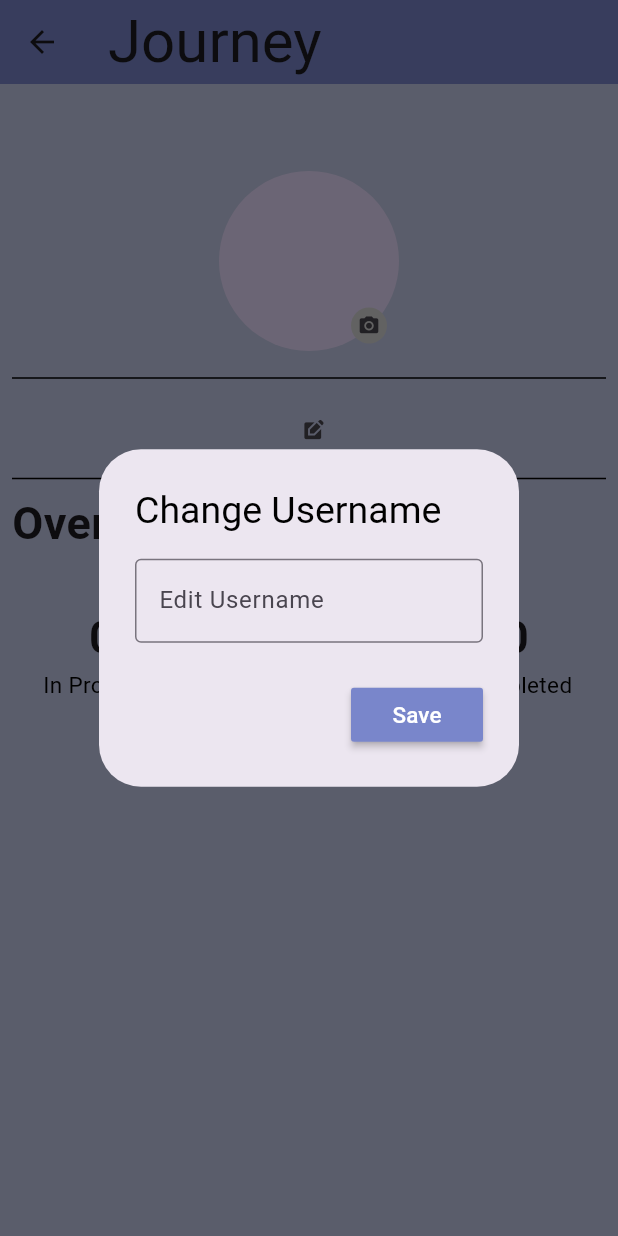
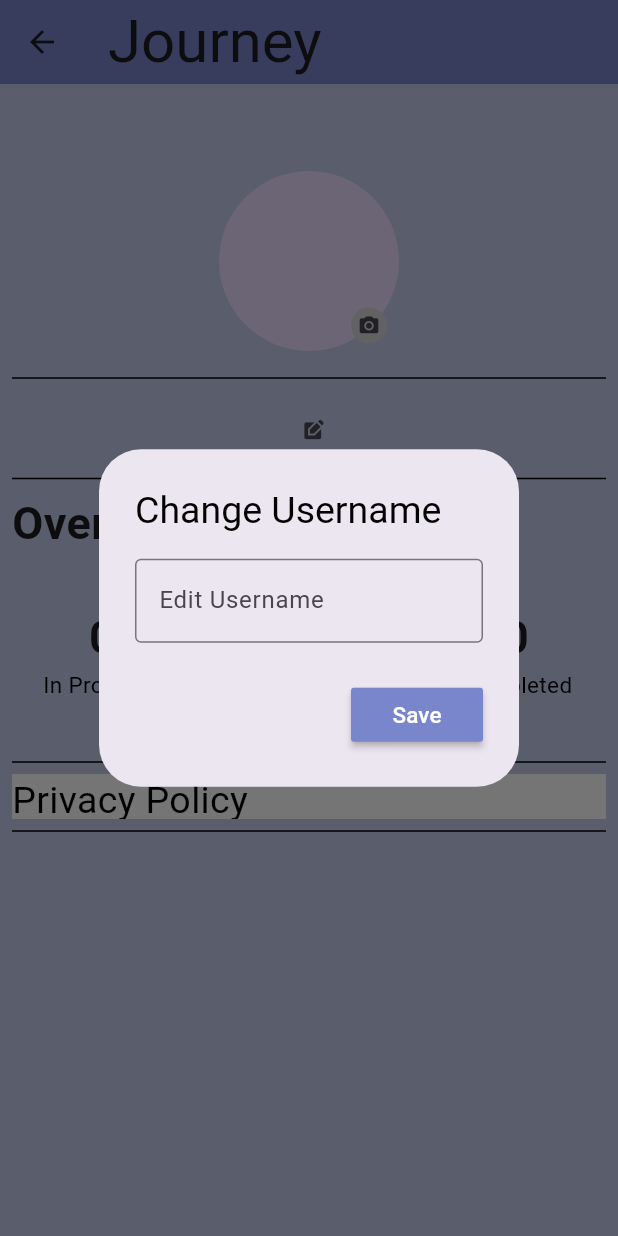
Before and after one commit to shamsheersha/journey, a Flutter app: the ProfileScreen screen opened directly with empty values, after a tap on the "edit square" icon, on a phone screen of 412 x 824 dp. Run offline on Flutter 3.47's test engine with Material 3 defaults, Android fonts, the phone set to English and light mode, and no system bars; our stand-ins replace google_fonts, hive_flutter, image_picker; accounts and stored records are empty.

Commit message:
privatePolicy completed

```diff
--- a/lib/screens/inside_trip_details/trip_details.dart
+++ b/lib/screens/inside_trip_details/trip_details.dart
@@ -115,7 +115,7 @@ class _TripDetailsState extends State<TripDetails> {
                       children: [
                         const Text('Budget'),
                         const Text('---'),
-                        Text('${tripModel.budget}')
+                        Text('₹${tripModel.budget}')
                       ],
                     ),
                     const SizedBox(
--- a/lib/screens/main_screens/add_trip.dart
+++ b/lib/screens/main_screens/add_trip.dart
@@ -21,7 +21,7 @@ class AddTrip extends StatefulWidget {
 
 
 class _AddTripState extends State<AddTrip> {
-  final task_formkey = GlobalKey<FormState>();
+  final taskFormKey = GlobalKey<FormState>();
   late int editKey;
   DateTime? startdate = DateTime.now();
   DateTime? enddate = DateTime.now();
@@ -53,7 +53,7 @@ class _AddTripState extends State<AddTrip> {
           child: Padding(
             padding: const EdgeInsets.all(10.0),
             child: Form(
-              key: task_formkey,
+              key: taskFormKey,
               child: Column(
                 children: [
                   const SizedBox(
@@ -435,7 +435,7 @@ class _AddTripState extends State<AddTrip> {
       return;
     }
 
-    if (task_formkey.currentState!.validate()) {
+    if (taskFormKey.currentState!.validate()) {
      await addingTripToDb(TripModel(
         place: place,
         startDate: startDate!,
--- a/lib/screens/main_screens/edit_page.dart
+++ b/lib/screens/main_screens/edit_page.dart
@@ -22,7 +22,7 @@ class EditTrip extends StatefulWidget {
 
 
 class _EditTripState extends State<EditTrip> {
- final task_formkey = GlobalKey<FormState>();
+ final taskFormKeyEdit = GlobalKey<FormState>();
   DateTime? startdate = DateTime.now();
   DateTime? enddate = DateTime.now();
   final editPlaceController = TextEditingController();
@@ -80,7 +80,7 @@ class _EditTripState extends State<EditTrip> {
           child: Padding(
             padding: const EdgeInsets.all(10.0),
             child: Form(
-              key: task_formkey,
+              key: taskFormKeyEdit,
               child: Column(
                 children: [
                   const SizedBox(
--- a/lib/screens/profile_page.dart
+++ b/lib/screens/profile_page.dart
@@ -1,5 +1,6 @@
 import 'dart:io';
 import 'package:flutter/material.dart';
+import 'package:flutter/widgets.dart';
 import 'package:image_picker/image_picker.dart';
 import 'package:journey/db/functions/db_functions.dart';
 import 'package:journey/db/functions/journey_db_functions.dart';
@@ -25,10 +26,9 @@ class _ProfileScreenState extends State<ProfileScreen> {
   void initState() {
     super.initState();
     usermodel = widget.usermodel;
-    _image=usermodel.image;
+    _image = usermodel.image;
     calculateTripCounts();
   }
-
 
   final ImagePicker _picker = ImagePicker();
   @override
@@ -57,7 +57,7 @@ class _ProfileScreenState extends State<ProfileScreen> {
                     children: [
                       Stack(
                         children: [
-                          data.image!= null
+                          data.image != null
                               ? GestureDetector(
                                   onTap: () {
                                     showDialog(
@@ -120,7 +120,9 @@ class _ProfileScreenState extends State<ProfileScreen> {
                       const SizedBox(
                         height: 10,
                       ),
-                      const Divider(color: Colors.black,),
+                      const Divider(
+                        color: Colors.black,
+                      ),
                       Row(
                         mainAxisAlignment: MainAxisAlignment.center,
                         children: [
@@ -144,7 +146,9 @@ class _ProfileScreenState extends State<ProfileScreen> {
                           ),
                         ],
                       ),
-                      const Divider(color: Colors.black,),
+                      const Divider(
+                        color: Colors.black,
+                      ),
                       Row(
                         mainAxisAlignment: MainAxisAlignment.start,
                         children: [
@@ -184,7 +188,8 @@ class _ProfileScreenState extends State<ProfileScreen> {
                                     '$yetToCompleteCount',
                                     style: bold,
                                   ),
-                                  Text('Yet To Complete', style: inriaGoogleFont4)
+                                  Text('Yet To Complete',
+                                      style: inriaGoogleFont4)
                                 ],
                               ),
                             ),
@@ -206,6 +211,27 @@ class _ProfileScreenState extends State<ProfileScreen> {
                               ),
                             ),
                           ]),
+                      const SizedBox(
+                        height: 15,
+                      ),
+                      const Divider(
+                        color: Colors.black,
+                      ),
+                      GestureDetector(
+                          onTap: () {},
+                          child: Container(
+                              height: 30,
+                              width: double.infinity,
+                              decoration: const BoxDecoration(
+                                color: Colors.white,
+                              ),
+                              child: Text(
+                                'Privacy Policy',
+                                style: bold1,
+                              ))),
+                      const Divider(
+                        color: Colors.black,
+                      ),
                     ],
                   );
                 },
@@ -233,7 +259,6 @@ class _ProfileScreenState extends State<ProfileScreen> {
   }
 
   Future<void> editUserName(BuildContext context) async {
-
     return showDialog(
       context: context,
       builder: (context) {
@@ -253,7 +278,8 @@ class _ProfileScreenState extends State<ProfileScreen> {
             MaterialButton(
               onPressed: () async {
                 final newUsername = editUserNameController.text.trim();
-              if (newUsername.isNotEmpty && newUsername != usermodel.username) {
+                if (newUsername.isNotEmpty &&
+                    newUsername != usermodel.username) {
                   await changeUsername(newUsername);
                 }
 
@@ -287,9 +313,14 @@ class _ProfileScreenState extends State<ProfileScreen> {
     final allTrips = tripModelNotifier.value;
     final now = DateTime.now();
 
-    inProgressCount = allTrips.where((trip) => trip.startDate.isBefore(now) && trip.endDate.isAfter(now)).toList().length;
-    yetToCompleteCount = allTrips.where((trip) => trip.startDate.isAfter(now)).toList().length;
-    completedCount = allTrips.where((trip) => trip.endDate.isBefore(now)).toList().length;
+    inProgressCount = allTrips
+        .where(
+            (trip) => trip.startDate.isBefore(now) && trip.endDate.isAfter(now))
+        .toList()
+        .length;
+    yetToCompleteCount =
+        allTrips.where((trip) => trip.startDate.isAfter(now)).toList().length;
+    completedCount =
+        allTrips.where((trip) => trip.endDate.isBefore(now)).toList().length;
   }
-
 }
```
Also changed, not shown: lib/screens/inside_trip_details/trip_expenses_screen.dart (+22 -6 lines), lib/screens/privacy_policy/privacy_policy.dart (added, +10 -0 lines). Lines whose indentation alone changed are shown as unchanged.
